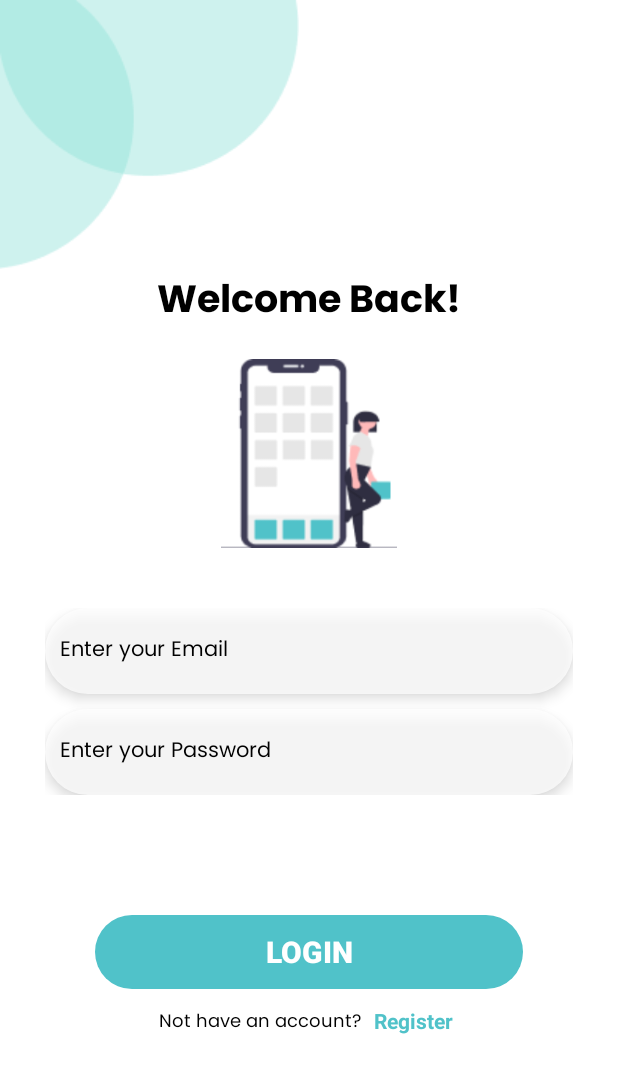
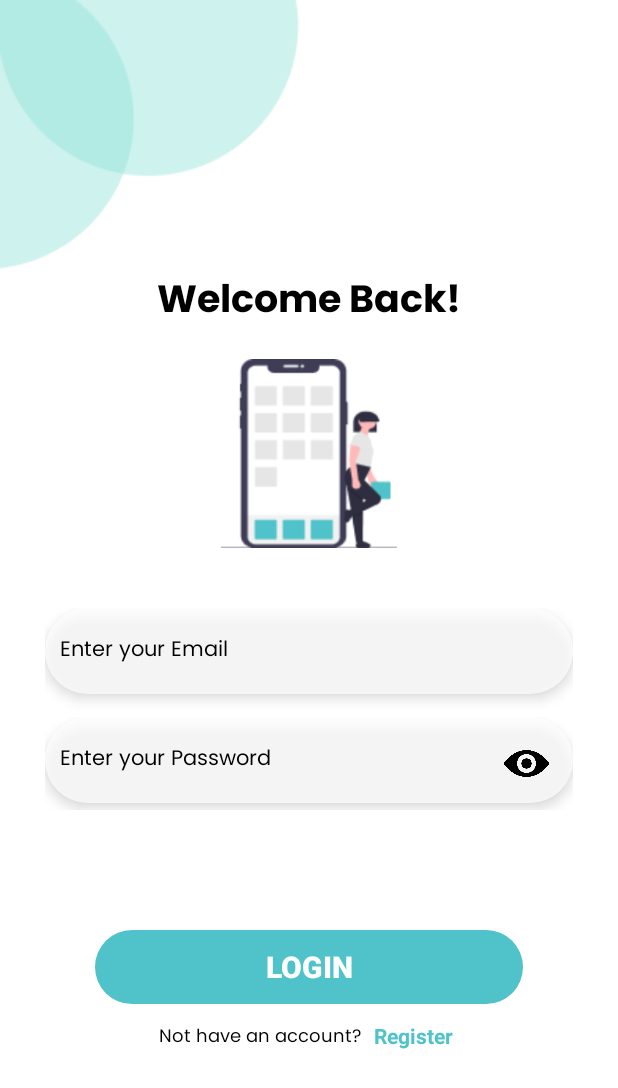
Before and after one commit to yassine-manai/Zenith_House_App, an Android app: the screen it shows after launch (activity_Login), on a phone screen of 412 x 824 dp. Shown: the top 1088 px of the screen. Run offline under Robolectric (Android 15) with nearby library versions, the phone set to English and light mode, and no system bars; 2 statements that could not run were skipped.

Commit message:
13/01/2024 - 2

```diff
--- a/app/src/main/res/layout/activity_login.xml
+++ b/app/src/main/res/layout/activity_login.xml
@@ -62,20 +62,56 @@
             android:id="@+id/EmailEditLogin"
             android:hint="Enter your Email" />
 
+        <androidx.constraintlayout.widget.ConstraintLayout
+            android:layout_width="match_parent"
+            android:layout_marginTop="15dp"
+            android:layout_height="match_parent">
+
             <EditText
                 android:layout_width="match_parent"
                 android:layout_height="57dp"
                 android:background="@drawable/input_bg"
-            android:textSize="14dp"
-            android:elevation="5dp"
                 android:fontFamily="@font/poppinsregular"
                 android:textColorHint="@color/black"
+                android:textSize="14dp"
                 android:textColor="@color/black"
+                android:elevation="5dp"
+                android:inputType="textPassword"
                 android:layout_marginTop="10dp"
                 android:paddingLeft="10dp"
                 android:id="@+id/PassLogEdit"
-            android:inputType="textPassword"
-            android:hint="Enter your Password" />
+                android:hint="Enter your Password"
+                tools:ignore="MissingConstraints" />
+
+            <ImageView
+                android:id="@+id/LShow"
+                android:layout_width="30dp"
+                android:layout_height="30dp"
+                android:layout_marginTop="16dp"
+                android:layout_marginEnd="16dp"
+                android:elevation="5dp"
+                android:layout_marginBottom="16dp"
+                app:layout_constraintBottom_toBottomOf="parent"
+                app:layout_constraintEnd_toEndOf="@+id/PassLogEdit"
+                app:layout_constraintTop_toTopOf="parent"
+                app:srcCompat="@drawable/eye" />
+
+            <ImageView
+                android:id="@+id/LHide"
+                android:layout_width="30dp"
+                android:layout_height="30dp"
+                android:layout_marginTop="16dp"
+                android:layout_marginEnd="16dp"
+                android:layout_marginBottom="16dp"
+                android:elevation="5dp"
+                android:visibility="invisible"
+                app:layout_constraintBottom_toBottomOf="parent"
+                app:layout_constraintEnd_toEndOf="@+id/PassLogEdit"
+                app:layout_constraintTop_toTopOf="parent"
+                app:srcCompat="@drawable/hidden" />
+
+        </androidx.constraintlayout.widget.ConstraintLayout>
+
 
     </LinearLayout>
 
```
Also changed, not shown: app/src/main/java/dev/mobile/zenithhouseapp/activity_Login.java (+26 -0 lines), app/src/main/java/dev/mobile/zenithhouseapp/activity_registre.java (+53 -2 lines), app/src/main/res/layout/activity_registre.xml (+4 -4 lines). Lines whose indentation alone changed are shown as unchanged.
